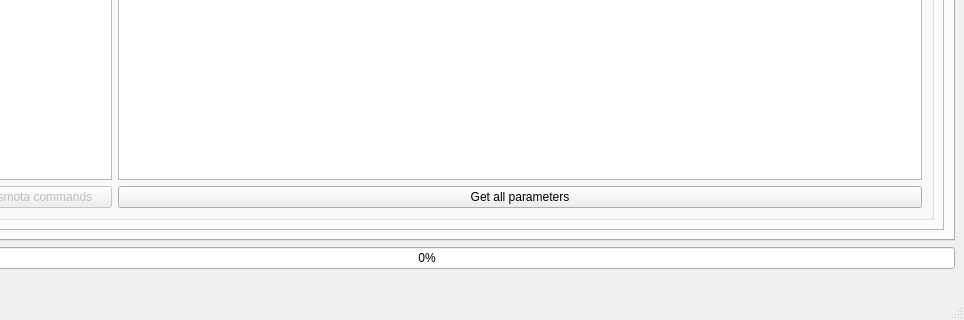
Qt form editorUI.ui (Gifford47/TasmoEditor) before a commit; both pictures show x 110 to 1074 and y 563 to 883 of the 1074 by 883 pixel window.
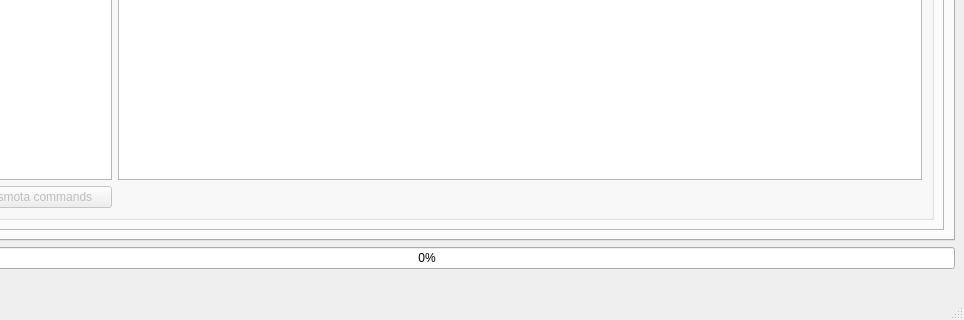
The same form after that commit.

What changed in the file:
```diff
--- a/editorUI.ui
+++ b/editorUI.ui
@@ -211,13 +211,6 @@
                   </property>
                  </widget>
                 </item>
-                <item row="2" column="1">
-                 <widget class="QPushButton" name="btn_refr_list">
-                  <property name="text">
-                   <string>Get all parameters</string>
-                  </property>
-                 </widget>
-                </item>
                 <item row="2" column="0">
                  <widget class="QPushButton" name="btn_show_cmd_docs">
                   <property name="enabled">
```
Left out of the diff: 1 changed line with no effect on the pictures.
